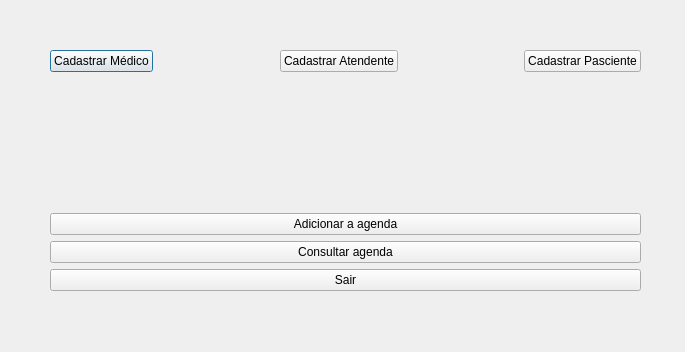
Above: atendente_tela.ui from W-F-S/trabalho_02-TPII before the change. Below: the same form after it.
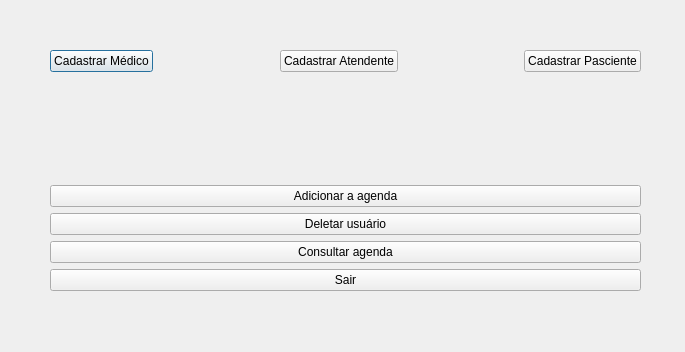
That is the form after the change.

```diff
--- a/atendente_tela.ui
+++ b/atendente_tela.ui
@@ -98,6 +98,13 @@
       </property>
      </widget>
     </item>
+    <item>
+     <widget class="QPushButton" name="pushButton_5">
+      <property name="text">
+       <string>Deletar usuário</string>
+      </property>
+     </widget>
+    </item>
     <item>
      <widget class="QPushButton" name="pushButton_consultarAgenda">
       <property name="text">
```
